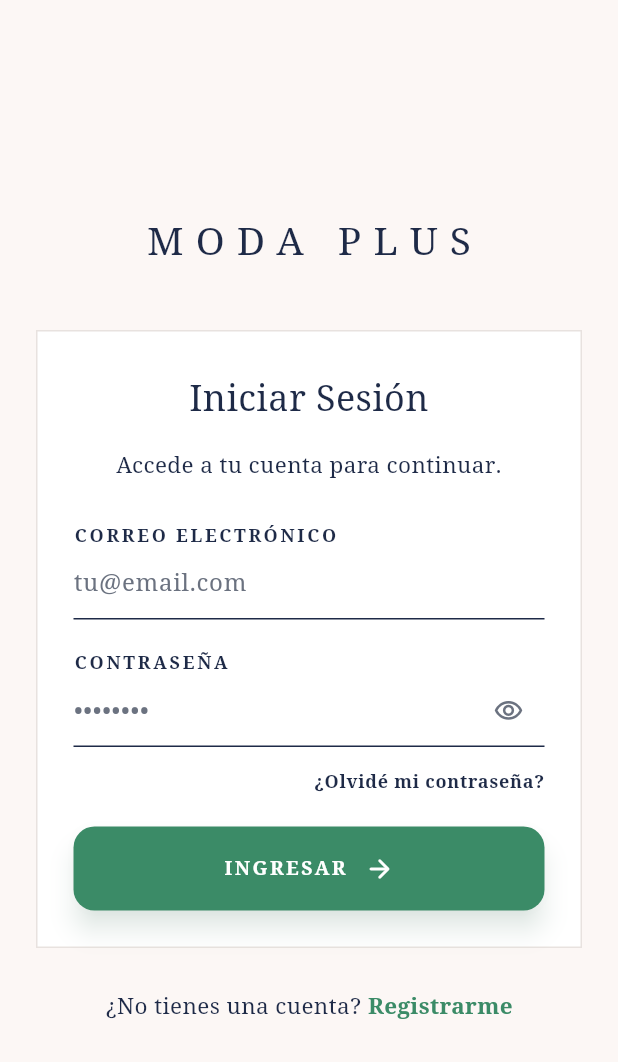
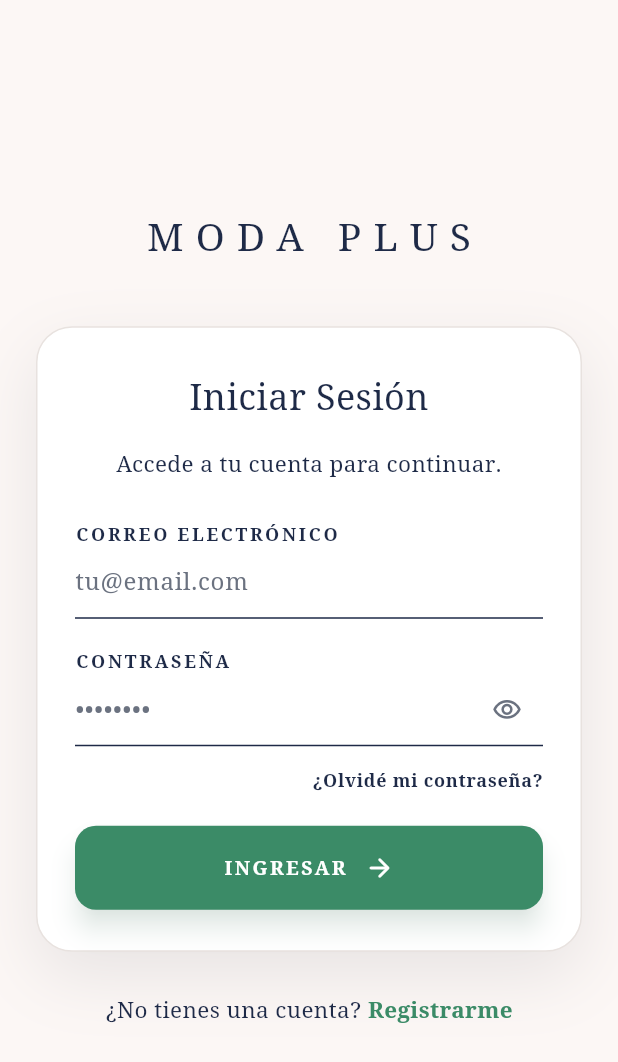
Before and after one commit to Tomas-zuleta/ModaPlus, a Flutter app: the screen it shows after launch, on a phone screen of 412 x 824 dp. Shown: the top 1062 px of the screen. Run offline on Flutter 3.47's test engine with Material 3 defaults, Android fonts, the phone set to English and light mode, and no system bars; drawn by our look-alikes of flutter_animate; accounts and stored records are empty.

Commit message:
style: align mobile login and controls with web identity

```diff
--- a/lib/widgets/auth_card.dart
+++ b/lib/widgets/auth_card.dart
@@ -1,21 +1,19 @@
 import 'package:flutter/material.dart';
-
 import '../utils/app_colors.dart';
 
 class AuthCard extends StatelessWidget {
   final Widget child;
   const AuthCard({super.key, required this.child});
-
   @override
-  Widget build(BuildContext context) {
-    return Container(
+  Widget build(BuildContext context) => Container(
     width: double.infinity,
-      padding: const EdgeInsets.fromLTRB(24, 28, 24, 24),
+    padding: const EdgeInsets.fromLTRB(25, 30, 25, 27),
     decoration: BoxDecoration(
       color: AppColors.card,
+      borderRadius: BorderRadius.circular(24),
       border: Border.all(color: AppColors.cardBorder),
+      boxShadow: const [BoxShadow(color: Color(0x160F172A), blurRadius: 38, offset: Offset(0, 16))],
     ),
     child: child,
   );
 }
-}
```
Lines whose indentation alone changed are shown as unchanged.
